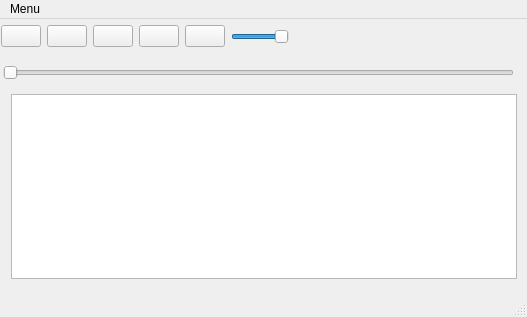
Qt form 3_Solution/CabMan/CabManClient/main_window.ui (CabauaFlorin/Proiect-POO-MusicApp) before a commit.
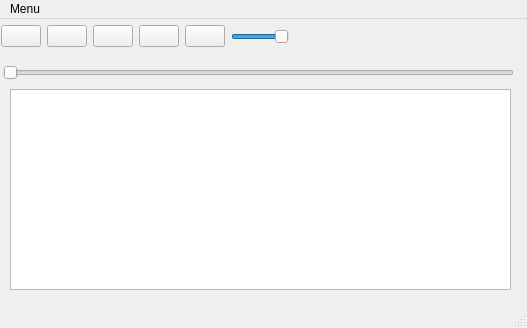
The same form after that commit. Icons and pictures are not drawn.

```diff
--- a/3_Solution/CabMan/CabManClient/main_window.ui
+++ b/3_Solution/CabMan/CabManClient/main_window.ui
@@ -7,7 +7,7 @@
     <x>0</x>
     <y>0</y>
     <width>527</width>
-    <height>317</height>
+    <height>328</height>
    </rect>
   </property>
   <property name="windowTitle">
@@ -41,20 +41,7 @@
      </rect>
     </property>
     <property name="text">
-     <string> </string>
-    </property>
-   </widget>
-   <widget class="QListView" name="listView">
-    <property name="geometry">
-     <rect>
-      <x>11</x>
-      <y>75</y>
-      <width>506</width>
-      <height>185</height>
-     </rect>
-    </property>
-    <property name="editTriggers">
-     <set>QAbstractItemView::NoEditTriggers</set>
+     <string/>
     </property>
    </widget>
    <widget class="QSlider" name="progress_slider">
@@ -160,6 +147,16 @@
      </item>
     </layout>
    </widget>
+   <widget class="QListWidget" name="listWidget">
+    <property name="geometry">
+     <rect>
+      <x>10</x>
+      <y>70</y>
+      <width>501</width>
+      <height>201</height>
+     </rect>
+    </property>
+   </widget>
   </widget>
   <widget class="QMenuBar" name="menubar">
    <property name="geometry">
```
Left out of the diff: 16 changed lines with no effect on the pictures.
